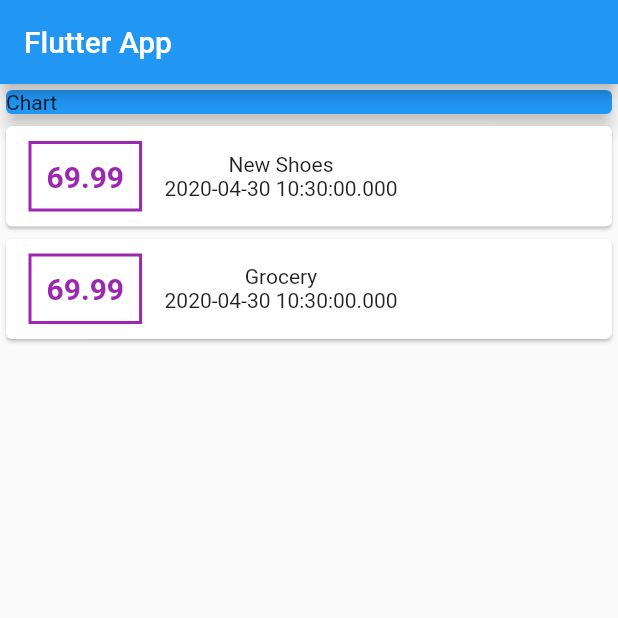
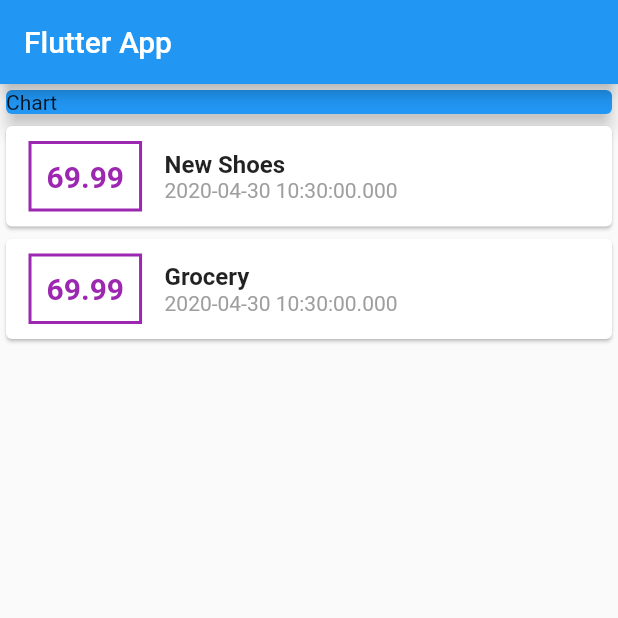
Before and after one commit to juveria-manzar/flutter_expense_tracker, a Flutter app: the screen it shows after launch, on a phone screen of 412 x 824 dp, the top half of it. Run offline on Flutter 3.47's test engine with Material 2 defaults, Android fonts, the phone set to English and light mode, and no system bars.

```diff
--- a/lib/main.dart
+++ b/lib/main.dart
@@ -73,9 +73,21 @@ class MyHomePage extends StatelessWidget {
                   ),
                 ),
                 Column(
+                  crossAxisAlignment: CrossAxisAlignment.start,
                   children: <Widget>[
-                    Text(transaction.title),
-                    Text(transaction.date.toString()),
+                    Text(
+                      transaction.title,
+                      style: TextStyle(
+                        fontSize: 16,
+                        fontWeight: FontWeight.bold,
+                      ),
+                    ),
+                    Text(
+                      transaction.date.toString(),
+                      style: TextStyle(
+                        color: Colors.grey,
+                      ),
+                    ),
                   ],
                 )
               ],
```
